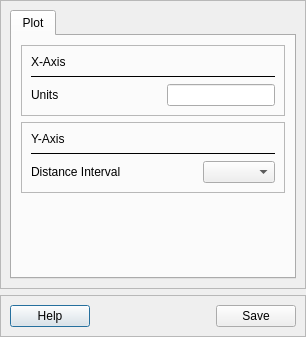
This is pyssa/gui/ui/forms/histogram_properties_view.ui in urban233/PySSA as Qt 5 draws it before an edit. The edited form follows.
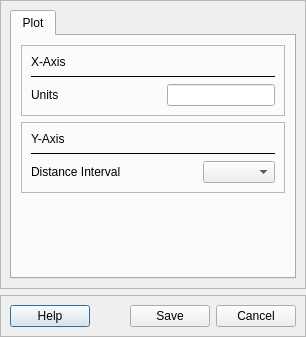
This is the edited form.

Commit message: add: cancel buttons to all dialog windows

What changed in the file:
```diff
--- a/pyssa/gui/ui/forms/histogram_properties_view.ui
+++ b/pyssa/gui/ui/forms/histogram_properties_view.ui
@@ -229,6 +229,13 @@
           </property>
          </widget>
         </item>
+        <item>
+         <widget class="QPushButton" name="btn_cancel">
+          <property name="text">
+           <string>Cancel</string>
+          </property>
+         </widget>
+        </item>
        </layout>
       </item>
      </layout>
```
The commit also changes 57 other files.
